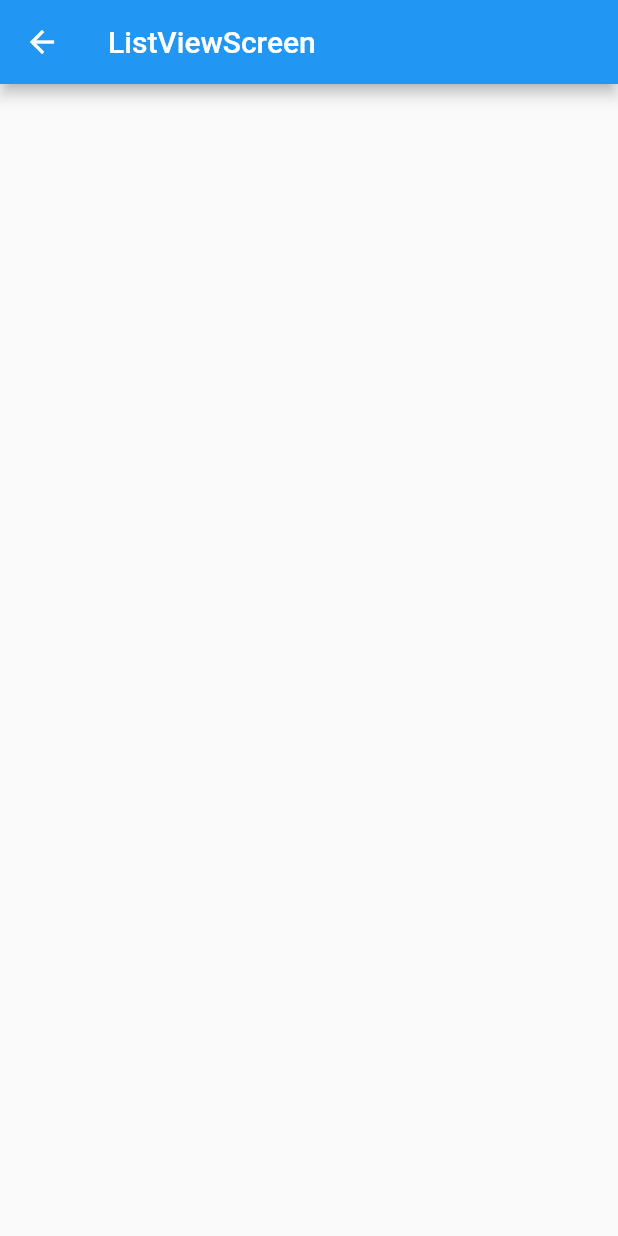
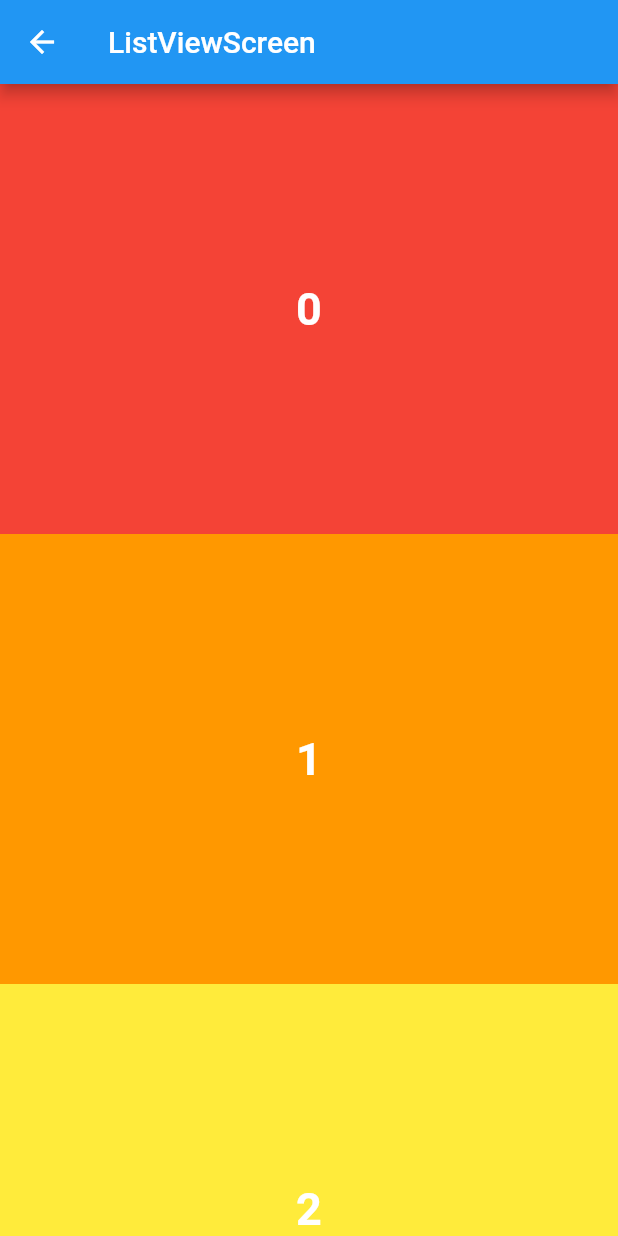
Before and after one commit to 3000-2/learn_ScrollView, a Flutter app: the screen it shows after launch, after a tap on "ListView", on a phone screen of 412 x 824 dp. Run offline on Flutter 3.47's test engine with Material 2 defaults, Android fonts, the phone set to English and light mode, and no system bars.

Commit message:
ListView example

```diff
--- a/lib/screen/list_view.dart
+++ b/lib/screen/list_view.dart
@@ -1,15 +1,82 @@
 import 'package:flutter/material.dart';
+import 'package:scrollable_widget/const/colors.dart';
 import 'package:scrollable_widget/layout/main_layout.dart';
 
 class ListViewScreen extends StatelessWidget {
-  const ListViewScreen({Key? key}) : super(key: key);
+  final List<int> numbers = List.generate(100, (index) => index);
+
+  ListViewScreen({Key? key}) : super(key: key);
 
   @override
   Widget build(BuildContext context) {
-    return MainLayout(
-        title: 'ListViewScreen',
-        body: ListView(
-          children: [],
-        ));
+    return MainLayout(title: 'ListViewScreen',
+        body: renderSeparated()
+      // renderDefault()
+      //  renderBuilder()
+    );
+  }
+
+  /*
+  * 1. SingleChildScrollView와 비슷하게 동작
+  * */
+  Widget renderDefault() {
+    return ListView(
+      children: numbers
+          .map((number) =>
+          renderContainer(
+              color: rainbowColors[number % rainbowColors.length],
+              index: number))
+          .toList(),
+    );
+  }
+
+  /*
+  * 2. builder 화면에 보이는 것보다 조금 더 그림
+  * */
+  Widget renderBuilder() {
+    return ListView.builder(
+      itemCount: numbers.length,
+      itemBuilder: (context, index) {
+        return renderContainer(
+            color: rainbowColors[index % rainbowColors.length], index: index);
+      },
+    );
+  }
+
+  /*
+  * 3. separated builder와 똑같이 동작하지만 separated가 추가
+  * */
+  Widget renderSeparated() {
+    return ListView.separated(
+      itemCount: numbers.length,
+      itemBuilder: (context, index) {
+        return renderContainer(
+            color: rainbowColors[index % rainbowColors.length], index: index);
+      },
+      separatorBuilder: (BuildContext context, int index) {
+        index += 1;
+        if (index % 5 == 0) {
+          return renderContainer(color: Colors.black, index: index, height: 50);
+        }
+        return Container();
+      },
+    );
+  }
+
+  Widget renderContainer({required Color color, int? index, double? height}) {
+    if (index != null) {
+      print(index);
+    }
+    return Container(
+      height: height == null ? 300 : height,
+      color: color,
+      child: Center(
+        child: Text(
+          index.toString(),
+          style: TextStyle(
+              color: Colors.white, fontWeight: FontWeight.w700, fontSize: 30.0),
+        ),
+      ),
+    );
   }
 }
```
